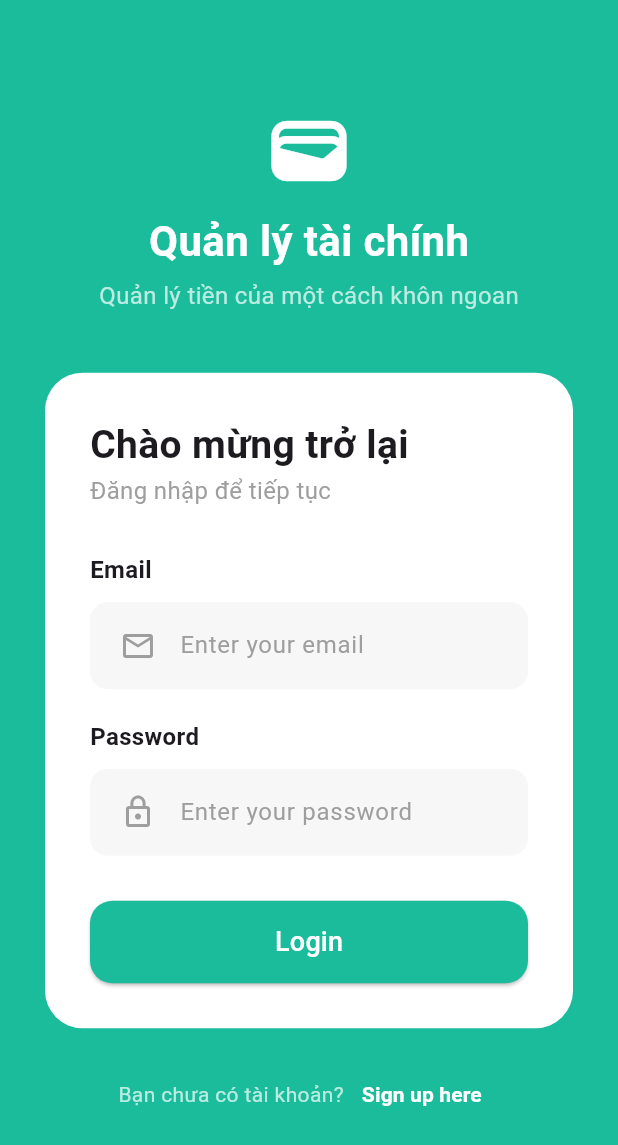
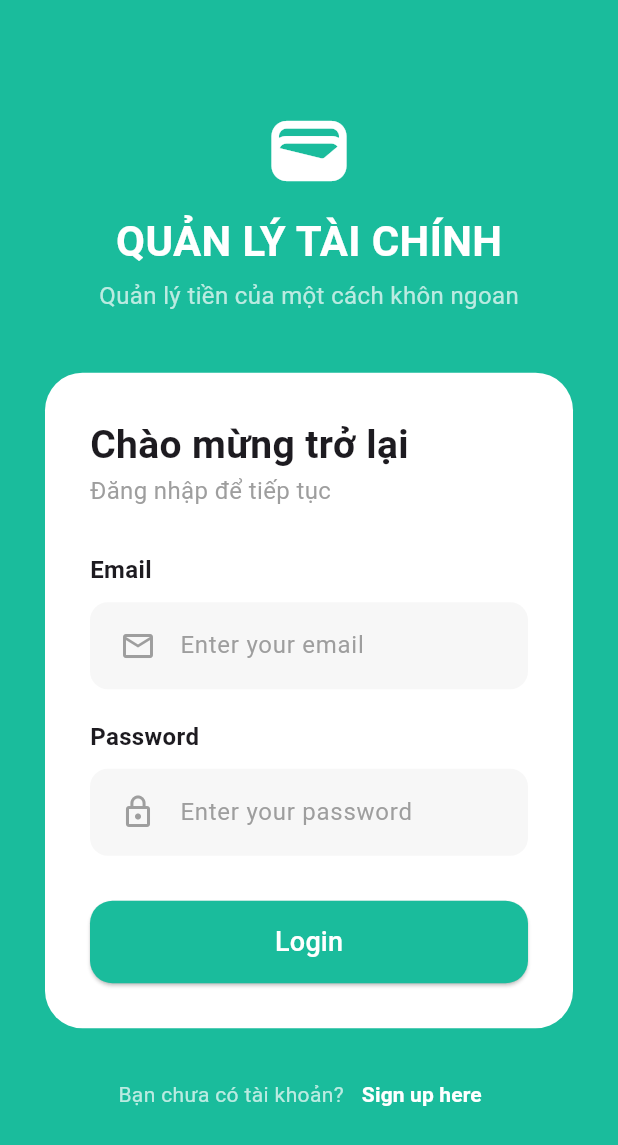
Before and after one commit to lequanghuy01/2025_LTTBDD_N04_Nhom_DuongHuy, a Flutter app: the screen it shows after launch, on a phone screen of 412 x 824 dp. Shown: the top 1145 px of the screen. Run offline on Flutter 3.47's test engine with Material 3 defaults, Android fonts, the phone set to English and light mode, and no system bars.

Commit message:
commit moi

```diff
--- a/flutter_project/lib/main.dart
+++ b/flutter_project/lib/main.dart
@@ -12,7 +12,7 @@ class MyApp extends StatelessWidget {
   Widget build(BuildContext context) {
     return MaterialApp(
       debugShowCheckedModeBanner: false,
-      title: 'Quản Lý Tài Chính',
+      title: 'QUẢN LÝ TÀI CHÍNH',
       theme: ThemeData(
         primarySwatch: Colors.green,
         // Đặt màu nền chung cho Scaffold
--- a/flutter_project/lib/screens/login_screen.dart
+++ b/flutter_project/lib/screens/login_screen.dart
@@ -25,7 +25,7 @@ class LoginScreen extends StatelessWidget {
                 ),
                 const SizedBox(height: 10),
                 const Text(
-                  'Quản lý tài chính',
+                  'QUẢN LÝ TÀI CHÍNH',
                   style: TextStyle(
                     fontSize: 28,
                     fontWeight: FontWeight.bold,
```
